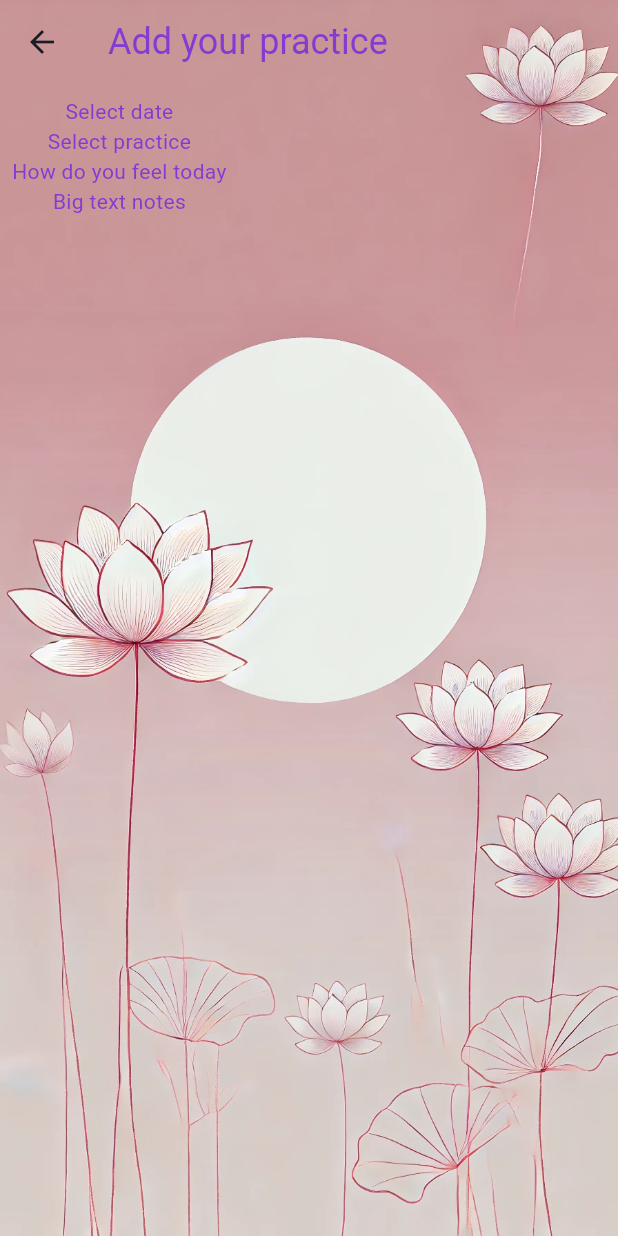
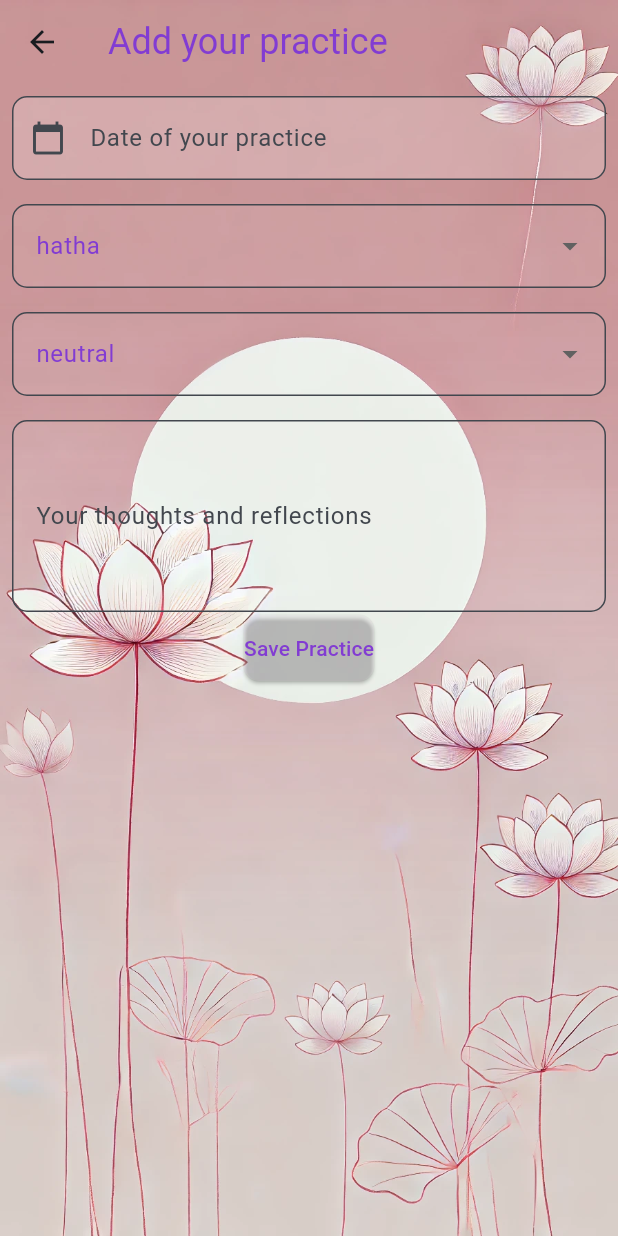
Before and after one commit to natalliavarvaruk/yoga_diary, a Flutter app: the AddPracticeScreen screen opened directly, on a phone screen of 412 x 824 dp. Run offline on Flutter 3.47's test engine with Material 3 defaults, Android fonts, the light colour scheme and no system bars; our stand-ins replace flutter_animate, flutter_riverpod, google_fonts, table_calendar.

Commit message:
add add_screen and statistic

```diff
--- /dev/null
+++ b/lib/models/practice_entity.dart
@@ -0,0 +1,49 @@
+import 'package:uuid/uuid.dart';
+
+enum Moods {
+  happy,
+  sad,
+  neutral,
+}
+
+enum Practices {
+  hatha,
+  vinjasa,
+  meditation,
+  pranajama,
+}
+
+const uuid = Uuid();
+
+class PracticeEntity {
+  PracticeEntity({
+    String? id,
+    required this.practiceTitle,
+    required this.date,
+    required this.mood,
+    this.notes,
+  }) : id = id ?? uuid.v4();
+
+  final String id;
+  final Practices practiceTitle;
+  final String date;
+  final Moods mood;
+  final String? notes;
+
+
+  PracticeEntity copyWith({
+    String? id,
+    Practices? practiceTitle,
+    String? date,
+    Moods? mood,
+    String? notes,
+  }) {
+    return PracticeEntity(
+      id: id ?? this.id,
+      practiceTitle: practiceTitle ?? this.practiceTitle,
+      date: date ?? this.date,
+      mood: mood ?? this.mood,
+      notes: notes ?? this.notes,
+    );
+  }
+}
--- /dev/null
+++ b/lib/providers/practice_provider.dart
@@ -0,0 +1,50 @@
+import 'package:flutter_riverpod/flutter_riverpod.dart';
+import 'package:yoga_diary/models/practice_entity.dart';
+
+class PracticeNotifier extends StateNotifier<List<PracticeEntity>> {
+  PracticeNotifier() : super([]);
+
+  void addPractice(PracticeEntity practice) {
+    state = [practice, ...state];
+  }
+
+  List<PracticeEntity> getPractice() {
+    return state;
+  }
+
+  void removePractice(PracticeEntity practice) {}
+}
+
+class CurrentPracticeNotifier extends StateNotifier<PracticeEntity> {
+  CurrentPracticeNotifier()
+      : super(PracticeEntity(
+            practiceTitle: Practices.hatha, date: "", mood: Moods.neutral));
+
+  void setDate(String date) {
+    state = state.copyWith(date: date);
+  }
+
+  void setPractice(Practices practice) {
+    state = state.copyWith(practiceTitle: practice);
+  }
+
+  void setMood(Moods mood) {
+    state = state.copyWith(mood: mood);
+  }
+
+  void setNotes(String notes) {
+    state = state.copyWith(notes: notes);
+  }
+
+  void reset() {
+    state = PracticeEntity(practiceTitle: Practices.hatha, date: '', mood: Moods.happy);
+  }
+}
+
+final practiceProvider =
+    StateNotifierProvider<PracticeNotifier, List<PracticeEntity>>(
+        (ref) => PracticeNotifier());
+
+final currentPracticeProvider =
+    StateNotifierProvider<CurrentPracticeNotifier, PracticeEntity>(
+        (ref) => CurrentPracticeNotifier());
--- /dev/null
+++ b/lib/providers/selected_date_provider.dart
@@ -0,0 +1,4 @@
+
+import 'package:flutter_riverpod/flutter_riverpod.dart';
+
+final selectedDateProvider = StateProvider<DateTime>((ref) => DateTime.now());
--- a/lib/screens/add_practice.dart
+++ b/lib/screens/add_practice.dart
@@ -1,19 +1,63 @@
 
 import 'package:flutter/material.dart';
+import 'package:flutter_riverpod/flutter_riverpod.dart';
+import 'package:yoga_diary/models/practice_entity.dart';
+import 'package:yoga_diary/providers/practice_provider.dart';
+import 'package:yoga_diary/widgets/date_picker_field.dart';
+import 'package:yoga_diary/widgets/practice_selector.dart';
+import 'package:yoga_diary/widgets/mood_selector.dart';
+import 'package:yoga_diary/widgets/notes_field.dart';
+import 'package:yoga_diary/widgets/save_button.dart';
 
-class AddPracticeScreen extends StatefulWidget {
-  const AddPracticeScreen({super.key});
+class AddPracticeScreen extends ConsumerWidget {
+  AddPracticeScreen({super.key});
 
-  @override
-  State<AddPracticeScreen> createState() {
-    return _AddPracticeState();
+  final _formKey = GlobalKey<FormState>();
+  final TextEditingController _dateController = TextEditingController();
+  final TextEditingController _notesController = TextEditingController();
+
+
+  Future<void> _selectDate(BuildContext context, WidgetRef ref) async {
+
+    DateTime? picked = await showDatePicker(
+      context: context,
+      initialDate: DateTime.now(),
+      firstDate: DateTime(2025),
+      lastDate: DateTime(2035),
+      );
+
+    if (picked != null){
+      String formattedDate = picked.toString().split(' ')[0];
+      ref.read(currentPracticeProvider.notifier).setDate(formattedDate);
+      _dateController.text = formattedDate;
       }
     }
 
-class _AddPracticeState extends State<AddPracticeScreen> {
+    void _savePractice(BuildContext context, WidgetRef ref) {
+      _formKey.currentState!.save();
+      final practiceState = ref.read(currentPracticeProvider);
+
+      final newPractice = PracticeEntity(
+        practiceTitle: practiceState.practiceTitle,
+        date: practiceState.date,
+        mood: practiceState.mood,
+        notes: practiceState.notes,
+        );
+
+       ref.read(practiceProvider.notifier).addPractice(newPractice);
+       ref.read(currentPracticeProvider.notifier).reset();
+
+       Navigator.of(context).pop();
+    }
+
 
   @override
-  Widget build(BuildContext context) {
+  Widget build(BuildContext context, WidgetRef ref) {
+    final practice = ref.watch(currentPracticeProvider);
+
+    _dateController.text = practice.date;
+    _notesController.text = practice.notes ?? "";
+
     return Stack(
       children: [
         Container(
@@ -29,24 +73,47 @@ class _AddPracticeState extends State<AddPracticeScreen> {
         appBar: AppBar(
           title: Text('Add your practice', style: Theme.of(context).textTheme.headlineSmall,),
         ),
-        body: Padding(
+        body: SingleChildScrollView(
           padding: EdgeInsets.all(8.0),
+          child: Form(
+            key: _formKey,
             child: Column(
               children: [
               //select date
-              Text('Select date'),
+              DatePickerField(
+                controller: _dateController,
+                onTap: () => _selectDate(context, ref),
+
+                ),
+              SizedBox(height: 16,),
 
               //select type of practice - enum and drop down
-              Text('Select practice'),
+              //Text('Select practice'),
+              PracticeSelector(
+                value: practice.practiceTitle,
+                onChanged: (v) => ref.read(currentPracticeProvider.notifier).setPractice(v!)),
               //select emotion
-              Text('How do you feel today'),
+              //Text('How do you feel today'),
+              SizedBox(height: 16,),
+              MoodSelector(
+                value: practice.mood,
+                onChanged: (v) => ref.read(currentPracticeProvider.notifier).setMood(v!)),
               //enter text about feels
-              Text('Big text notes'),
+              //Text('Big text notes'),
+              SizedBox(height: 16,),
+              NotesField(
+                controller: _notesController,
+                onChanged: (text) => ref.read(currentPracticeProvider.notifier).setNotes(text!),),
+              SaveButton(
+                onPressed: _savePractice
+              ),
             ],
           ),
         ),
         ),
-      ]
+      ),],
        );
+
+
 }
 }
--- /dev/null
+++ b/lib/widgets/date_picker_field.dart
@@ -0,0 +1,26 @@
+import 'package:flutter/material.dart';
+
+class DatePickerField extends StatelessWidget {
+  final TextEditingController controller;
+  final VoidCallback onTap;
+
+  const DatePickerField(
+      {super.key, required this.controller, required this.onTap});
+
+  @override
+  Widget build(BuildContext context) {
+    return TextFormField(
+      controller: controller,
+      decoration: InputDecoration(
+        labelText: 'Date of your practice',
+        prefixIcon: Icon(Icons.calendar_today),
+        filled: true,
+        fillColor: Colors.white.withValues(alpha: 0.2),
+        border: OutlineInputBorder(borderRadius: BorderRadius.circular(10)),
+      ),
+      readOnly: true,
+      onTap: onTap,
+      validator: (value) => value!.isEmpty ? 'Please select a date' : null,
+    );
+  }
+}
--- a/lib/widgets/lotos_button.dart
+++ b/lib/widgets/lotos_button.dart
@@ -6,8 +6,8 @@ class LotosButton extends StatelessWidget {
   final VoidCallback onTap;
   final String text;
 
-  const LotosButton({Key? key, required this.onTap, this.text = "Add practice"})
-      : super(key: key);
+  const LotosButton(
+    {super.key, required this.onTap, this.text = "Add practice"});
 
   @override
   Widget build(BuildContext context) {
--- /dev/null
+++ b/lib/widgets/mood_selector.dart
@@ -0,0 +1,29 @@
+import 'package:flutter/material.dart';
+import 'package:yoga_diary/models/practice_entity.dart';
+
+class MoodSelector extends StatelessWidget {
+  final Moods? value;
+  final ValueChanged<Moods?> onChanged;
+
+  const MoodSelector(
+    {super.key, required this.value, required this.onChanged});
+
+  @override
+  Widget build(BuildContext context) {
+    return DropdownButtonFormField<Moods>(
+      value: value,
+      hint: Text("How do you feel today?"),
+      decoration: InputDecoration(
+        filled: true,
+        fillColor: Colors.white.withAlpha(20),
+        border: OutlineInputBorder(borderRadius: BorderRadius.circular(10)),
+      ),
+      items: Moods.values
+          .map((mood) => DropdownMenuItem(value: mood, child: Text(mood.toString().split('.').last)))
+          .toList(),
+      style: Theme.of(context).textTheme.bodyLarge,
+      onChanged: onChanged,
+      validator: (value) => value == null ? 'Please select your mood' : null,
+    );
+  }
+}
--- /dev/null
+++ b/lib/widgets/notes_field.dart
@@ -0,0 +1,24 @@
+import 'package:flutter/material.dart';
+
+class NotesField extends StatelessWidget {
+  final TextEditingController controller;
+  final ValueChanged<String?> onChanged;
+
+  const NotesField(
+    {super.key, required this.controller, required this.onChanged});
+
+  @override
+  Widget build(BuildContext context) {
+    return TextFormField(
+      controller: controller,
+      maxLines: 4,
+      decoration: InputDecoration(
+        labelText: 'Your thoughts and reflections',
+        filled: true,
+        fillColor: Colors.white.withAlpha(20),
+        border: OutlineInputBorder(borderRadius: BorderRadius.circular(10)),
+      ),
+      onChanged: onChanged,
+    );
+  }
+}
--- /dev/null
+++ b/lib/widgets/practice_selector.dart
@@ -0,0 +1,31 @@
+import 'package:flutter/material.dart';
+import 'package:yoga_diary/models/practice_entity.dart';
+
+class PracticeSelector extends StatelessWidget {
+  final Practices? value;
+  final ValueChanged<Practices?> onChanged;
+
+  const PracticeSelector({super.key, required this.value, required this.onChanged});
+
+  @override
+  Widget build(BuildContext context) {
+    return DropdownButtonFormField<Practices>(
+      value: value,
+      hint: Text("Select practice"),
+      decoration: InputDecoration(
+        filled: true,
+        fillColor: Colors.white.withAlpha(20),
+        border: OutlineInputBorder(borderRadius: BorderRadius.circular(10)),
+      ),
+      items: Practices.values
+          .map((practice) =>
+          DropdownMenuItem(
+            value: practice,
+            child: Text(practice.toString().split('.').last)))
+          .toList(),
+          style: Theme.of(context).textTheme.bodyLarge,
+      onChanged: onChanged,
+      validator: (value) => value == null ? 'Please select a practice type' : null,
+    );
+  }
+}
--- /dev/null
+++ b/lib/widgets/save_button.dart
@@ -0,0 +1,28 @@
+import 'package:flutter/material.dart';
+import 'package:flutter_riverpod/flutter_riverpod.dart';
+
+
+class SaveButton extends StatelessWidget {
+   final void Function(BuildContext, WidgetRef) onPressed;
+
+  const SaveButton(
+    {super.key, required this.onPressed});
+
+  @override
+  Widget build(BuildContext context) {
+    return Consumer(
+      builder: (context, ref, child){
+      return ElevatedButton(
+        onPressed: () => onPressed(context,ref),
+        style: ElevatedButton.styleFrom(
+          backgroundColor: const Color.fromARGB(37, 252, 230, 250),
+          padding: EdgeInsets.symmetric(vertical: 12),
+          shape: RoundedRectangleBorder(borderRadius: BorderRadius.circular(10)),
+        ),
+        child: Text("Save Practice", style: Theme.of(context).textTheme.labelLarge,),
+
+      );
+      },
+    );
+  }
+}
--- a/pubspec.yaml
+++ b/pubspec.yaml
@@ -38,6 +38,7 @@ dependencies:
   flutter_animate: ^4.5.2
   uuid: ^4.5.1
   table_calendar: ^3.2.0
+  flutter_riverpod: ^2.6.1
 
 dev_dependencies:
   flutter_test:
```
Also changed, not shown: lib/main.dart (+7 -1 lines), lib/models/practice.dart (deleted, +0 -29 lines), lib/screens/home_screen.dart (+8 -15 lines), lib/widgets/calendar.dart (+43 -29 lines), lib/widgets/home_statistic.dart (added, +30 -0 lines), lib/widgets/statistics.dart (added, +34 -0 lines), lib/providers/diary_provider.dart (deleted), pubspec.lock. Lines whose indentation alone changed are shown as unchanged.
